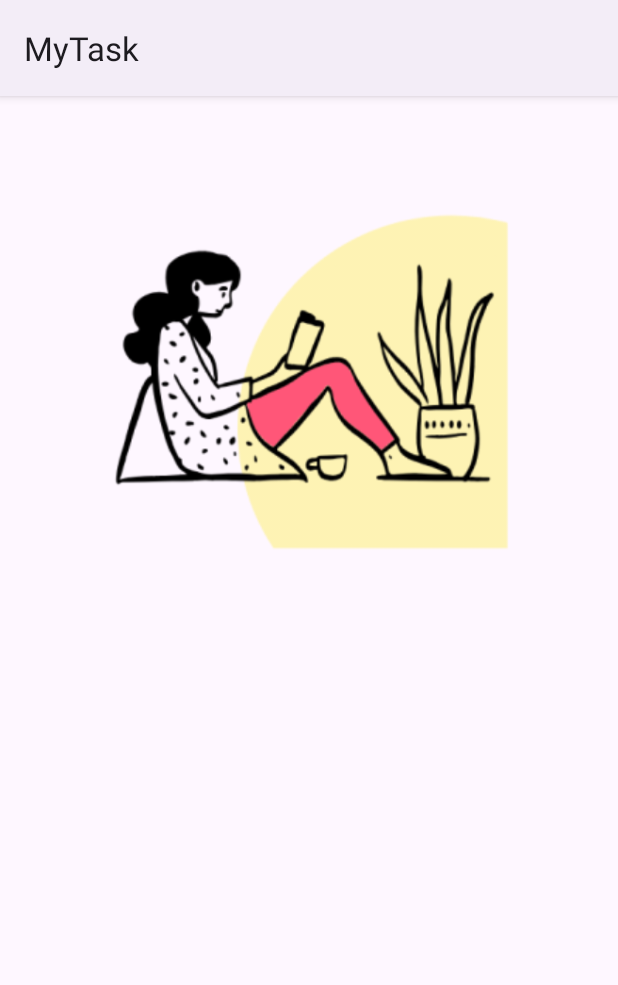
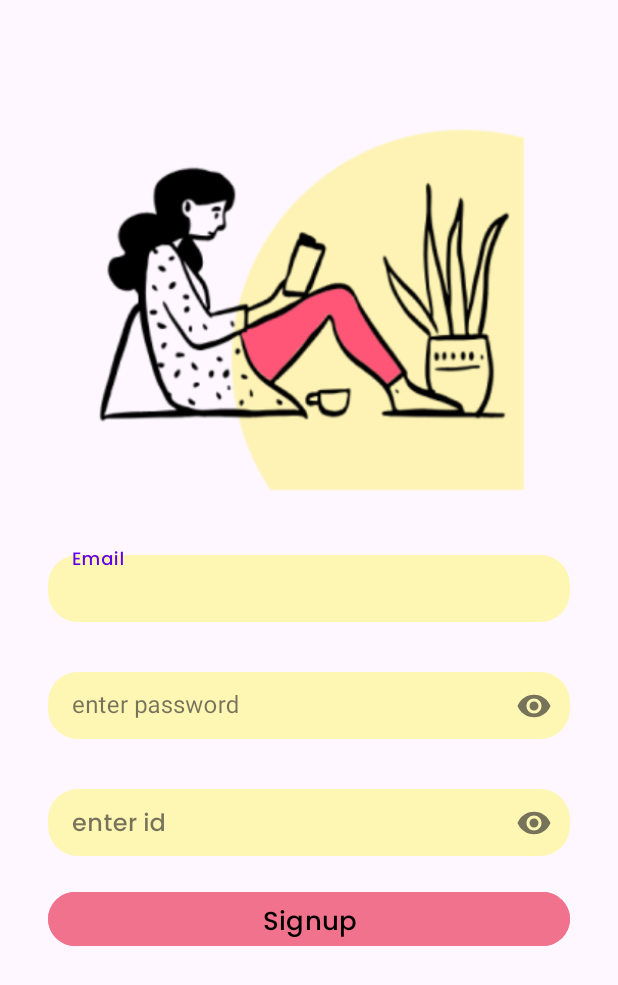
Before and after one commit to alfianfakhrudin2/TodooApp, an Android app: the RegistrasiActivity screen opened directly, with no data from a screen before it, on a phone screen of 412 x 824 dp. Shown: the top 985 px of the screen. Run offline under Robolectric (Android 15) with nearby library versions, the phone set to English and light mode, and no system bars; plain views replace customeEmail, passwordEdt.

Commit message:
styling signup screen

```diff
--- a/app/src/main/java/com/example/mytask/RegistrasiActivity.kt
+++ b/app/src/main/java/com/example/mytask/RegistrasiActivity.kt
@@ -7,5 +7,6 @@ class RegistrasiActivity : AppCompatActivity() {
     override fun onCreate(savedInstanceState: Bundle?) {
         super.onCreate(savedInstanceState)
         setContentView(R.layout.activity_registrasi)
+        supportActionBar?.hide()
     }
 }
--- a/app/src/main/res/layout/activity_registrasi.xml
+++ b/app/src/main/res/layout/activity_registrasi.xml
@@ -5,6 +5,15 @@
     android:layout_width="match_parent"
     android:layout_height="match_parent"
     tools:context=".RegistrasiActivity">
+
+    <androidx.constraintlayout.widget.ConstraintLayout
+        android:layout_width="match_parent"
+        android:layout_height="match_parent"
+        app:layout_constraintBottom_toBottomOf="parent"
+        app:layout_constraintEnd_toEndOf="parent"
+        app:layout_constraintStart_toStartOf="parent"
+        app:layout_constraintTop_toTopOf="parent"
+        tools:context=".view.login.LoginActivity">
 
         <ImageView
             android:id="@+id/imageView"
@@ -39,7 +48,6 @@
         <!--        app:layout_constraintTop_toTopOf="@+id/guidelineHorizontal"-->
         <!--        tools:alpha="100" />-->
 
-
         <com.google.android.material.textfield.TextInputLayout
             android:id="@+id/emailEditTextLayout"
             style="@style/Widget.MaterialComponents.TextInputLayout.OutlinedBox"
@@ -48,36 +56,21 @@
             android:layout_marginStart="32dp"
             android:layout_marginEnd="32dp"
             android:layout_marginTop="35dp"
-        android:alpha="0"
-        android:background="@drawable/bg_rounded"
-        android:backgroundTint="@color/shape"
             app:layout_constraintEnd_toEndOf="parent"
             app:layout_constraintStart_toStartOf="parent"
-        app:layout_constraintTop_toBottomOf="@+id/guidelineHorizontal"
-        tools:alpha="100">
+            app:layout_constraintTop_toBottomOf="@+id/guidelineHorizontal">
 
-        <EditText
+                    <com.google.android.material.textfield.TextInputEditText
                         android:id="@+id/gmailEditTextSignup"
                         android:layout_width="match_parent"
                         android:layout_height="wrap_content"
-            android:alpha="0"
+                        android:ems="10"
+                        android:fontFamily="@font/font_1"
                         android:background="@drawable/bg_rounded"
                         android:backgroundTint="@color/shape"
-            android:ems="10"
-            android:fontFamily="@font/font_1"
                         android:hint="Email"
-            android:inputType="textPassword"
-            tools:alpha="100" />
-
-        <!--        <com.example.storyapp.view.customeView.customeEmail-->
-        <!--            android:id="@+id/emailEditTextSignup"-->
-        <!--            android:layout_width="match_parent"-->
-        <!--            android:layout_height="wrap_content"-->
-        <!--            android:ems="10"-->
-        <!--            android:fontFamily="@font/font_3"-->
-        <!--            android:hint="@string/example_gmail_com"-->
-        <!--            android:inputType="text"-->
-        <!--            tools:ignore="SpeakableTextPresentCheck,VisualLintTextFieldSize,TextContrastCheck" />-->
+                        android:inputType="textEmailAddress"
+                        tools:ignore="SpeakableTextPresentCheck,VisualLintTextFieldSize,TextContrastCheck" />
         </com.google.android.material.textfield.TextInputLayout>
 
         <!--    <TextView-->
@@ -101,37 +94,22 @@
             android:layout_marginStart="32dp"
             android:layout_marginTop="28dp"
             android:layout_marginEnd="32dp"
-        android:alpha="0"
             app:endIconMode="password_toggle"
             app:layout_constraintEnd_toEndOf="parent"
             app:layout_constraintStart_toStartOf="parent"
-        app:layout_constraintTop_toBottomOf="@+id/emailEditTextLayout"
-        tools:alpha="100">
+            app:layout_constraintTop_toBottomOf="@+id/emailEditTextLayout">
 
-        <EditText
+                <com.google.android.material.textfield.TextInputEditText
                     android:id="@+id/passwordEditTextSignup"
                     android:layout_width="match_parent"
                     android:layout_height="wrap_content"
-            android:alpha="0"
                     android:ems="10"
                     android:background="@drawable/bg_rounded"
-            android:fontFamily="@font/font_1"
                     android:backgroundTint="@color/shape"
-            android:hint="Enter Password"
+                    android:hint="enter password"
                     android:inputType="textPassword"
-            tools:alpha="100"/>
-
-<!--        <com.example.storyapp.view.customeView.passwordEdt-->
-<!--            android:id="@+id/passwordEditTextSignup"-->
-<!--            android:layout_width="match_parent"-->
-<!--            android:layout_height="wrap_content"-->
-<!--            android:alpha="0"-->
-<!--            android:ems="10"-->
-<!--            android:fontFamily="@font/font_3"-->
-<!--            android:hint="@string/enter_password"-->
-<!--            android:inputType="textPassword"-->
-<!--            tools:alpha="100"-->
-<!--            tools:ignore="SpeakableTextPresentCheck,VisualLintTextFieldSize,TextContrastCheck" />-->
+                    tools:alpha="100"
+                    tools:ignore="SpeakableTextPresentCheck,VisualLintTextFieldSize,TextContrastCheck" />
         </com.google.android.material.textfield.TextInputLayout>
 
         <com.google.android.material.textfield.TextInputLayout
@@ -142,39 +120,23 @@
             android:layout_marginStart="32dp"
             android:layout_marginEnd="32dp"
             android:layout_marginTop="28dp"
-        android:alpha="0"
             app:endIconMode="password_toggle"
-        android:background="@drawable/bg_rounded"
-        android:backgroundTint="@color/shape"
             app:layout_constraintEnd_toEndOf="parent"
             app:layout_constraintStart_toStartOf="parent"
-        app:layout_constraintTop_toBottomOf="@+id/passwordEditTextLayout"
-        tools:alpha="100">
+            app:layout_constraintTop_toBottomOf="@+id/passwordEditTextLayout">
 
-        <EditText
+                <com.google.android.material.textfield.TextInputEditText
                     android:id="@+id/idEditTextSignup"
                     android:layout_width="match_parent"
                     android:layout_height="wrap_content"
-            android:alpha="0"
                     android:ems="10"
+                    android:fontFamily="@font/font_1"
                     android:background="@drawable/bg_rounded"
-            android:fontFamily="@font/font_1"
                     android:backgroundTint="@color/shape"
-            android:hint="Enter ID"
+                    android:hint="enter id"
                     android:inputType="textPassword"
-            tools:alpha="100"/>
-
-<!--                <com.example.storyapp.view.customeView.passwordEdt-->
-<!--                    android:id="@+id/passwordEditTextSignup"-->
-<!--                    android:layout_width="match_parent"-->
-<!--                    android:layout_height="wrap_content"-->
-<!--                    android:alpha="0"-->
-<!--                    android:ems="10"-->
-<!--                    android:fontFamily="@font/font_3"-->
-<!--                    android:hint="@string/enter_password"-->
-<!--                    android:inputType="textPassword"-->
-<!--                    tools:alpha="100"-->
-<!--                    tools:ignore="SpeakableTextPresentCheck,VisualLintTextFieldSize,TextContrastCheck" />-->
+                    tools:alpha="100"
+                    tools:ignore="SpeakableTextPresentCheck,VisualLintTextFieldSize,TextContrastCheck" />
         </com.google.android.material.textfield.TextInputLayout>
 
         <Button
@@ -183,7 +145,6 @@
             android:layout_height="44dp"
             android:layout_marginStart="32dp"
             android:layout_marginEnd="32dp"
-        android:alpha="0"
             android:backgroundTint="@color/btn_color"
             android:fontFamily="@font/font_1"
             android:text="Signup"
@@ -193,7 +154,6 @@
             app:layout_constraintEnd_toEndOf="parent"
             app:layout_constraintStart_toStartOf="parent"
             app:layout_constraintTop_toBottomOf="@+id/idEditTextLayout"
-        tools:alpha="100"
             tools:ignore="VisualLintButtonSize" />
 
         <androidx.constraintlayout.widget.Guideline
@@ -213,6 +173,7 @@
             app:layout_constraintEnd_toEndOf="parent"
             app:layout_constraintGuide_percent="0.1"
             app:layout_constraintStart_toStartOf="parent" />
+
         <ProgressBar
             android:id="@+id/progressBar5"
             style="?android:attr/progressBarStyle"
@@ -258,3 +219,7 @@
         </LinearLayout>
 
     </androidx.constraintlayout.widget.ConstraintLayout>
+
+
+
+</androidx.constraintlayout.widget.ConstraintLayout>
--- a/app/src/main/res/values/themes.xml
+++ b/app/src/main/res/values/themes.xml
@@ -3,7 +3,7 @@
     <style name="Theme.MyTask" parent="Theme.Material3.DayNight">
         <!-- Primary brand color. -->
         <item name="colorPrimary">@color/purple_500</item>
-        <item name="colorPrimaryVariant">@color/purple_700</item>
+        <item name="colorPrimaryVariant">@color/material_dynamic_tertiary60</item>
         <item name="colorOnPrimary">@color/white</item>
         <!-- Secondary brand color. -->
         <item name="colorSecondary">@color/teal_200</item>
```
Also changed, not shown: app/src/main/java/com/example/mytask/OnBoardingActivity.kt (+15 -0 lines), app/src/main/res/layout/activity_login.xml (+35 -48 lines). Lines whose indentation alone changed are shown as unchanged.
